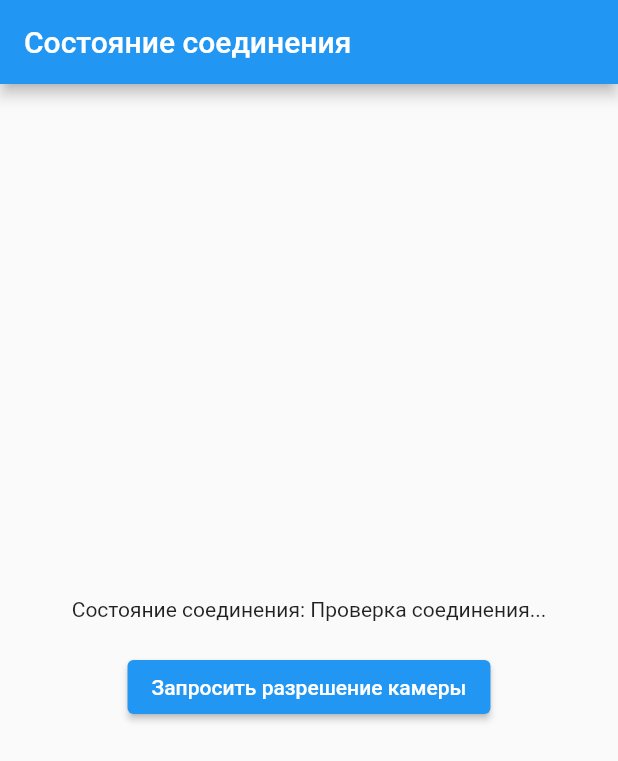
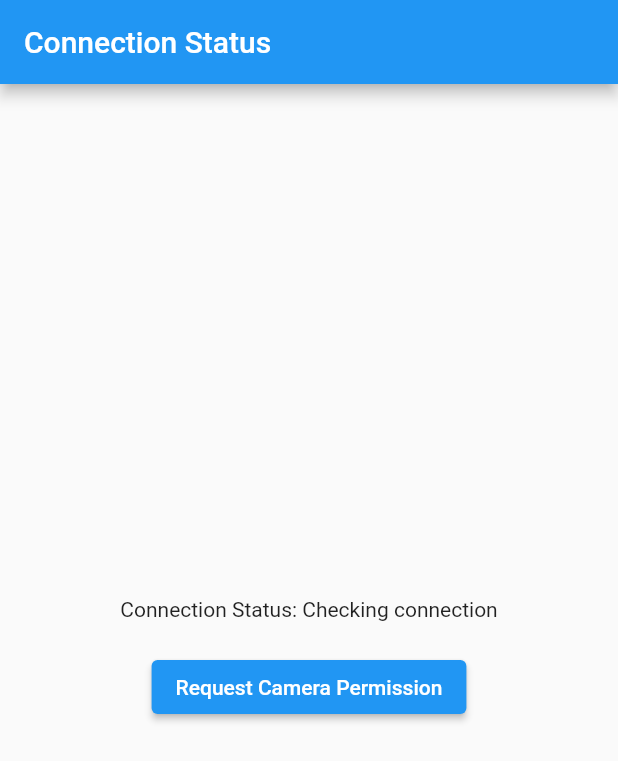
Before and after one commit to VechkanovVV/NetPermissionHandler, a Flutter app: the screen it shows after launch, on a phone screen of 412 x 824 dp. Shown: the top 761 px of the screen. Run offline on Flutter 3.47's test engine with Material 2 defaults, Android fonts, the phone set to English and light mode, and no system bars; our stand-ins replace plugin_platform_interface.

Commit message:
change NetPermissionHabdler

```diff
--- a/net_permission_handler/example/lib/main.dart
+++ b/net_permission_handler/example/lib/main.dart
@@ -1,13 +1,6 @@
-
 import 'package:flutter/material.dart';
-
 import 'dart:async';
-
-import 'package:flutter/services.dart';
-import 'package:netPermissionHandler/connectivity_service.dart';
 import 'package:netPermissionHandler/net_permission_handler.dart';
-
-
 
 class ConnectionStatusWidget extends StatefulWidget {
   @override
@@ -15,8 +8,7 @@ class ConnectionStatusWidget extends StatefulWidget {
 }
 
 class _ConnectionStatusWidgetState extends State<ConnectionStatusWidget> {
-  String _connectionStatus = 'Проверка соединения...';
-  final ConnectivityService _connectivityService = ConnectivityService();
+  String _connectionStatus = 'Checking connection';
 
   @override
   void initState() {
@@ -25,30 +17,37 @@ class _ConnectionStatusWidgetState extends State<ConnectionStatusWidget> {
   }
 
   void _initConnectivityListener() {
-    _connectivityService.connectivityStatusStream.listen((status) {
+    NetPermissionHandler.startNetworkStatusListener((status) {
       setState(() {
         _connectionStatus = status;
       });
     });
   }
 
+
   @override
   Widget build(BuildContext context) {
     return Scaffold(
       appBar: AppBar(
-        title: Text('Состояние соединения'),
+        title: Text('Connection Status'),
       ),
       body: Center(
         child: Column(
           mainAxisAlignment: MainAxisAlignment.center,
           children: [
-            Text('Состояние соединения: $_connectionStatus'),
+            Text('Connection Status: $_connectionStatus'),
             SizedBox(height: 20),
             ElevatedButton(
               onPressed: () async {
-                // Запрос разрешения камеры
+                // Request camera permission
+                bool cameraPermissionGranted = await NetPermissionHandler.requestCameraPermission();
+                if (cameraPermissionGranted) {
+                  // Handle camera permission granted
+                } else {
+                  // Handle camera permission denied
+                }
               },
-              child: Text('Запросить разрешение камеры'),
+              child: Text('Request Camera Permission'),
             ),
           ],
         ),
--- a/net_permission_handler/lib/net_permission_handler.dart
+++ b/net_permission_handler/lib/net_permission_handler.dart
@@ -1,16 +1,30 @@
+import 'dart:async';
+
 import 'connectivity_service.dart';
 import 'permission_service.dart';
 
-class NetPermissionHandler{
- static Future<String> checkConnection() async{
-   return ConnectivityService.checkConnection();
+
+class NetPermissionHandler {
+ static Future<String> checkConnection() async {
+  return ConnectivityService.checkConnection();
  }
 
-
  static Future<bool> requestCameraPermission() async {
-   final bool granted = await  await PermissionService.requestCameraPermission();
-   return granted;
+  final bool granted = await PermissionService.requestCameraPermission();
+  return granted;
  }
 
+ static Future<String> startNetworkStatusListener(void Function(String status) onStatusChanged) async {
+  Completer<String> completer = Completer<String>();
 
+  ConnectivityService().connectivityStatusStream.listen((String status) {
+   // When a new status arrives, complete the completer with the updated status
+   completer.complete(status);
+   // Call the provided callback function to notify about the status change
+   onStatusChanged(status);
+  });
+
+  // Return the future of the completer
+  return completer.future;
+ }
 }
```
